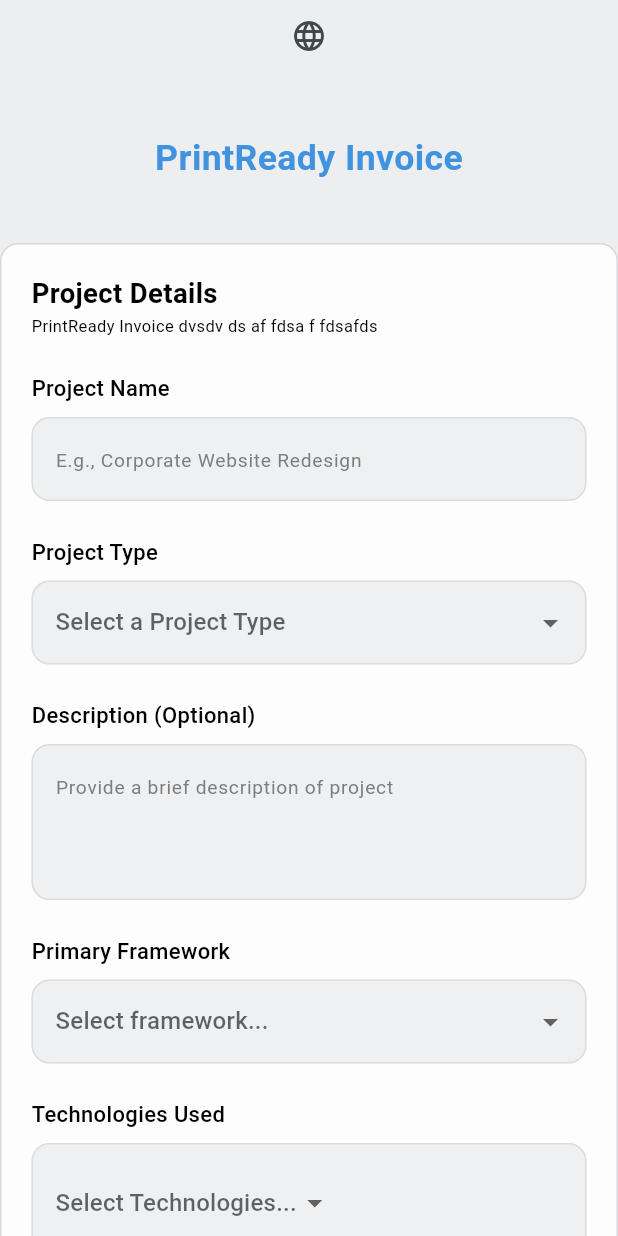
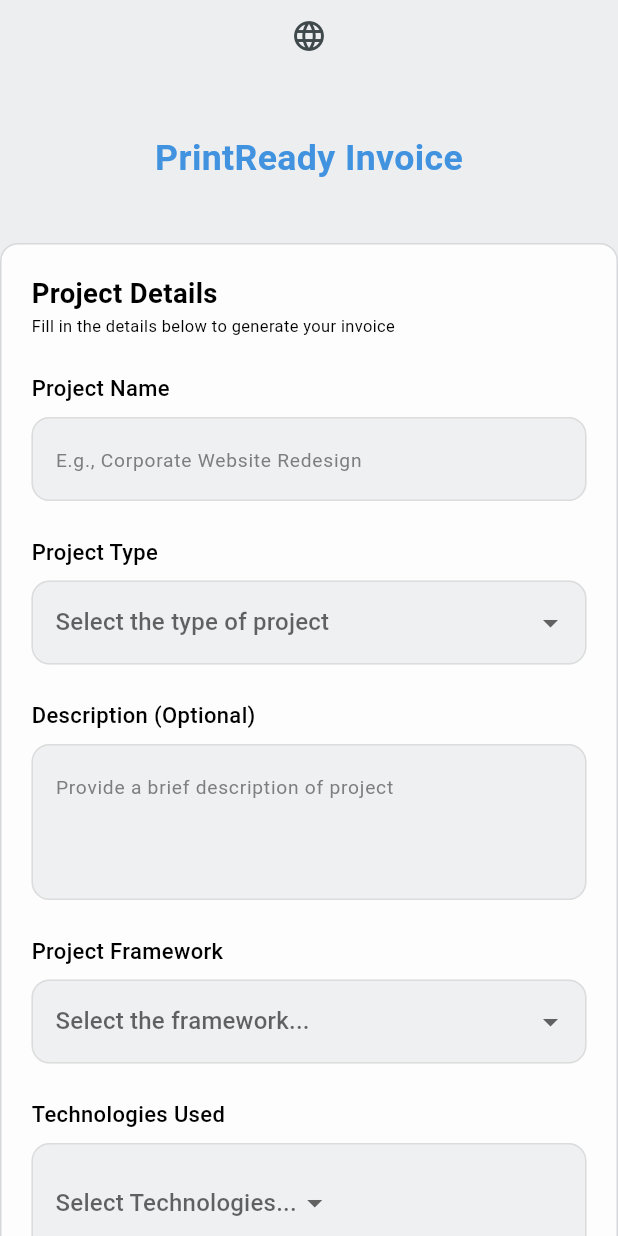
Before and after one commit to omerbanaemh/print_ready_invoice, a Flutter app: the screen it shows after launch, on a phone screen of 412 x 824 dp. Run offline on Flutter 3.47's test engine with Material 3 defaults, Android fonts, the phone set to English and light mode, and no system bars; drawn by our look-alikes of flutter_form_builder; our stand-ins replace form_builder_validators.

Commit message:
add localization support for project details

```diff
--- a/lib/features/invoice/presentation/views/project_details.dart
+++ b/lib/features/invoice/presentation/views/project_details.dart
@@ -24,7 +24,7 @@ class _ProjectDetailsState extends State<ProjectDetails> {
 
   @override
   Widget build(BuildContext context) {
-    print('width======== ${SizeConfig.width(context)}');
+    // print('width======== ${SizeConfig.width(context)}');
     return Scaffold(
       backgroundColor: const Color(0xFFECEEF0),
       body: SingleChildScrollView(
@@ -58,11 +58,11 @@ class _ProjectDetailsState extends State<ProjectDetails> {
                     crossAxisAlignment: CrossAxisAlignment.start,
                     children: [
                       Text(
-                        'Project Details',
+                        S.of(context).project_details,
                         style: AppStyles.styleSemiBold20(context),
                       ),
                       Text(
-                        'PrintReady Invoice dvsdv ds af fdsa f fdsafds',
+                        S.of(context).printReady_invoice_description,
                         style: AppStyles.styleRegular12(context),
                       ),
 
@@ -71,16 +71,16 @@ class _ProjectDetailsState extends State<ProjectDetails> {
                         child: Column(
                           children: [
                             ProjectFieldInput(
-                              label: 'Project Name',
+                              label: S.of(context).project_name,
                               name: 'name',
-                              hintText: 'E.g., Corporate Website Redesign',
+                              hintText: S.of(context).project_name_hint,
                             ),
                             ProjectTypeInput(projectTypes: projectTypes),
                             ProjectFieldInput(
-                              label: 'Description (Optional)',
+                              label: S.of(context).project_description,
                               name: 'description',
                               hintText:
-                                  'Provide a brief description of project',
+                                  S.of(context).project_description_hint,
                               maxLines: 3,
                             ),
                             PrimaryFrameworkInput(frameworks: frameworks),
--- a/lib/features/invoice/presentation/views/widgets/generate_invoice_button.dart
+++ b/lib/features/invoice/presentation/views/widgets/generate_invoice_button.dart
@@ -1,6 +1,7 @@
 import 'package:flutter/material.dart';
 import 'package:flutter_form_builder/flutter_form_builder.dart';
 import 'package:print_ready_invoice/core/utils/app_styles.dart';
+import 'package:print_ready_invoice/generated/l10n.dart';
 
 class GenerateInvoiceButton extends StatelessWidget {
   const GenerateInvoiceButton({super.key, required this.formKey});
@@ -32,7 +33,7 @@ class GenerateInvoiceButton extends StatelessWidget {
               width: double.infinity,
               child: Center(
                 child: Text(
-                  'Generate Invoice',
+                  S.of(context).generate_invoice,
                   style: AppStyles.styleMedium16(context).copyWith(
                     color: Colors.white,
                   ),
--- a/lib/features/invoice/presentation/views/widgets/primary_framework_input.dart
+++ b/lib/features/invoice/presentation/views/widgets/primary_framework_input.dart
@@ -3,6 +3,7 @@ import 'package:flutter_form_builder/flutter_form_builder.dart';
 import 'package:form_builder_validators/form_builder_validators.dart';
 import 'package:print_ready_invoice/core/utils/app_styles.dart';
 import 'package:print_ready_invoice/features/invoice/presentation/views/widgets/custom_input_decoration.dart';
+import 'package:print_ready_invoice/generated/l10n.dart';
 
 class PrimaryFrameworkInput extends StatelessWidget {
   const PrimaryFrameworkInput({super.key, required this.frameworks});
@@ -15,13 +16,13 @@ class PrimaryFrameworkInput extends StatelessWidget {
       children: [
         SizedBox(height: 24),
         Text(
-          'Primary Framework',
+          S.of(context).project_framework,
           style: AppStyles.styleMedium16(context),
         ),
         SizedBox(height: 8),
         FormBuilderDropdown<String>(
           name: 'primary_framework',
-          decoration: customInputDecoration(hintText: 'Select framework...',context: context),
+          decoration: customInputDecoration(hintText: S.of(context).project_framework_hint,context: context),
           items: frameworks
               .map((item) => DropdownMenuItem(value: item, child: Text(item)))
               .toList(),
--- a/lib/features/invoice/presentation/views/widgets/project_type_input.dart
+++ b/lib/features/invoice/presentation/views/widgets/project_type_input.dart
@@ -3,6 +3,7 @@ import 'package:flutter_form_builder/flutter_form_builder.dart';
 import 'package:form_builder_validators/form_builder_validators.dart';
 import 'package:print_ready_invoice/core/utils/app_styles.dart';
 import 'package:print_ready_invoice/features/invoice/presentation/views/widgets/custom_input_decoration.dart';
+import 'package:print_ready_invoice/generated/l10n.dart';
 
 class ProjectTypeInput extends StatelessWidget {
   const ProjectTypeInput({super.key, required this.projectTypes});
@@ -13,11 +14,11 @@ class ProjectTypeInput extends StatelessWidget {
       crossAxisAlignment: CrossAxisAlignment.start,
       children: [
         SizedBox(height: 24),
-        Text('Project Type', style: AppStyles.styleMedium16(context)),
+        Text(S.of(context).project_type, style: AppStyles.styleMedium16(context)),
         SizedBox(height: 8),
         FormBuilderDropdown<String>(
           name: 'project_type',
-          decoration: customInputDecoration(hintText: 'Select a Project Type',context: context),
+          decoration: customInputDecoration(hintText: S.of(context).project_type_hint,context: context),
           items: projectTypes
               .map((item) => DropdownMenuItem(value: item, child: Text(item)))
               .toList(),
--- a/lib/features/invoice/presentation/views/widgets/technologies_dropdown_chips.dart
+++ b/lib/features/invoice/presentation/views/widgets/technologies_dropdown_chips.dart
@@ -2,6 +2,7 @@ import 'package:flutter/material.dart';
 import 'package:flutter_form_builder/flutter_form_builder.dart';
 import 'package:print_ready_invoice/core/utils/app_styles.dart';
 import 'package:print_ready_invoice/features/invoice/presentation/views/widgets/custom_input_decoration.dart';
+import 'package:print_ready_invoice/generated/l10n.dart';
 
 class TechnologiesDropdownChips extends StatefulWidget {
   const TechnologiesDropdownChips({super.key});
@@ -27,7 +28,7 @@ class _TechnologiesDropdownChipsState extends State<TechnologiesDropdownChips> {
       children: [
         SizedBox(height: 24),
          Text(
-          'Technologies Used',
+          S.of(context).technologies_used,
           style: AppStyles.styleMedium16(context),
         ),
         SizedBox(height: 8),
@@ -65,7 +66,7 @@ class _TechnologiesDropdownChipsState extends State<TechnologiesDropdownChips> {
                   DropdownButton<String>(
                     key: UniqueKey(),
                     value: null,
-                    hint: const Text("Select Technologies..."),
+                    hint:  Text(S.of(context).technologies_used_hint),
                     underline: const SizedBox(),
                     icon: const Icon(Icons.arrow_drop_down),
                     items: technologies
--- a/lib/l10n/intl_ar.arb
+++ b/lib/l10n/intl_ar.arb
@@ -1,3 +1,16 @@
 {
-        "printReady_invoice" : "فاتورة جاهزة للطباعة"
+        "printReady_invoice" : "فاتورة جاهزة للطباعة",
+        "project_details" : "تفاصيل المشروع",
+        "printReady_invoice_description" : "املأ التفاصيل أدناه لإنشاء فاتورتك",
+        "project_name" : "اسم المشروع",
+        "project_name_hint" : "على سبيل المثال، إعادة تصميم موقع الويب للشركة",
+        "project_description" : "الوصف (اختياري)",
+        "project_description_hint" : "قدم وصفًا موجزًا للمشروع",
+        "project_type" : "نوع المشروع",
+        "project_type_hint" : "حدد نوع المشروع",
+        "project_framework" : "إطار المشروع",
+        "project_framework_hint" : "حدد الإطار...",
+        "technologies_used" : "التقنيات المستخدمة",
+        "technologies_used_hint" : "حدد التقنيات...",
+        "generate_invoice" : "إنشاء فاتورة"
 }
--- a/lib/l10n/intl_en.arb
+++ b/lib/l10n/intl_en.arb
@@ -1,3 +1,17 @@
 {
-        "printReady_invoice" : "PrintReady Invoice"
+        "printReady_invoice" : "PrintReady Invoice",
+        "project_details" : "Project Details",
+        "printReady_invoice_description" : "Fill in the details below to generate your invoice",
+        "project_name" : "Project Name",
+        "project_name_hint" : "E.g., Corporate Website Redesign",
+        "project_description" : "Description (Optional)",
+        "project_description_hint" : "Provide a brief description of project",
+        "project_type" : "Project Type",
+        "project_type_hint" : "Select the type of project",
+        "project_framework" : "Project Framework",
+        "project_framework_hint" : "Select the framework...",
+        "technologies_used" : "Technologies Used",
+        "technologies_used_hint" : "Select Technologies...",
+        "generate_invoice" : "Generate Invoice"
+
 }
```
Also changed, not shown: lib/generated/intl/messages_all.dart, lib/generated/intl/messages_ar.dart, lib/generated/intl/messages_en.dart, lib/generated/l10n.dart.
